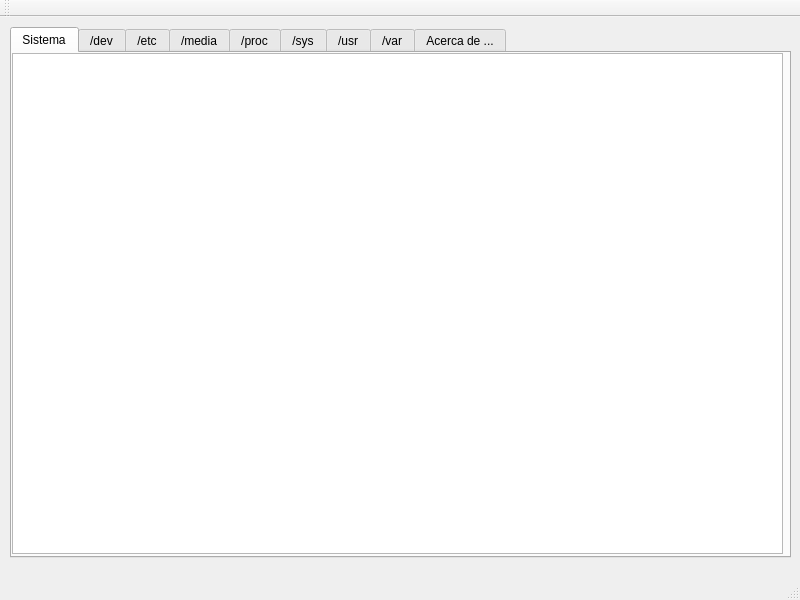
This is proyectos/Penserbjorne/MonitorSistema/MonitorSistema_Aplicacion/mainwindow.ui in gwolf/clase-sistop-2017-01 as Qt 5 draws it before an edit. The edited form follows.
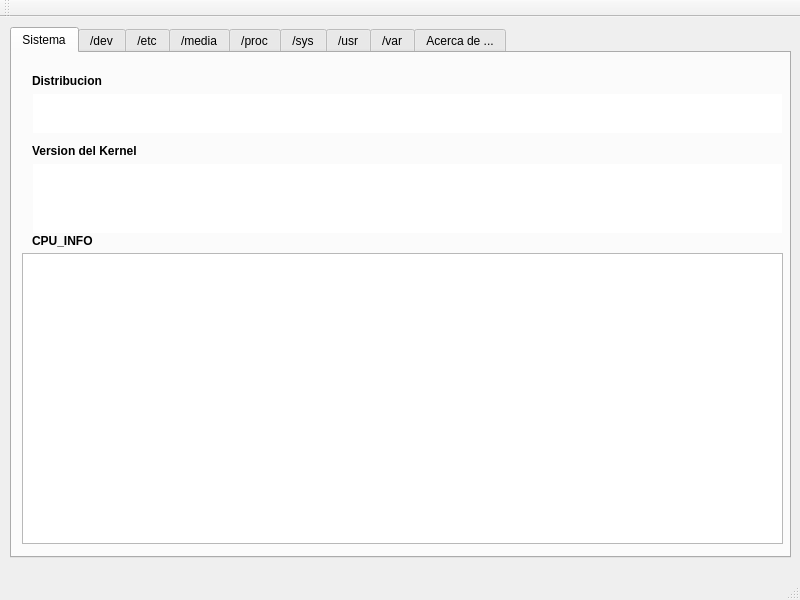
This is the edited form. The open tabs and pages were chosen to show the change. Icons and pictures are not drawn.

Commit message: Se consulta informacion de sistema (Version SO, version kernel, CPUINFO). No hay hilos.

```diff
--- a/proyectos/Penserbjorne/MonitorSistema/MonitorSistema_Aplicacion/mainwindow.ui
+++ b/proyectos/Penserbjorne/MonitorSistema/MonitorSistema_Aplicacion/mainwindow.ui
@@ -55,17 +55,237 @@
      <attribute name="title">
       <string>Sistema</string>
      </attribute>
-     <widget class="QPlainTextEdit" name="plainTextEditSistema">
+     <widget class="QLabel" name="lbl_distribucion">
       <property name="geometry">
        <rect>
-        <x>0</x>
-        <y>0</y>
-        <width>771</width>
-        <height>501</height>
+        <x>20</x>
+        <y>20</y>
+        <width>81</width>
+        <height>16</height>
        </rect>
       </property>
+      <property name="font">
+       <font>
+        <weight>75</weight>
+        <bold>true</bold>
+       </font>
+      </property>
+      <property name="text">
+       <string>Distribucion</string>
+      </property>
+     </widget>
+     <widget class="QLabel" name="lbl_versionKernel">
+      <property name="geometry">
+       <rect>
+        <x>20</x>
+        <y>90</y>
+        <width>131</width>
+        <height>16</height>
+       </rect>
+      </property>
+      <property name="font">
+       <font>
+        <weight>75</weight>
+        <bold>true</bold>
+       </font>
+      </property>
+      <property name="text">
+       <string>Version del Kernel</string>
+      </property>
+     </widget>
+     <widget class="QPlainTextEdit" name="txt_distribucion">
+      <property name="geometry">
+       <rect>
+        <x>20</x>
+        <y>40</y>
+        <width>751</width>
+        <height>41</height>
+       </rect>
+      </property>
+      <property name="palette">
+       <palette>
+        <active>
+         <colorrole role="Base">
+          <brush brushstyle="SolidPattern">
+           <color alpha="0">
+            <red>255</red>
+            <green>170</green>
+            <blue>0</blue>
+           </color>
+          </brush>
+         </colorrole>
+         <colorrole role="Window">
+          <brush brushstyle="SolidPattern">
+           <color alpha="0">
+            <red>239</red>
+            <green>235</green>
+            <blue>231</blue>
+           </color>
+          </brush>
+         </colorrole>
+        </active>
+        <inactive>
+         <colorrole role="Base">
+          <brush brushstyle="SolidPattern">
+           <color alpha="255">
+            <red>255</red>
+            <green>255</green>
+            <blue>255</blue>
+           </color>
+          </brush>
+         </colorrole>
+         <colorrole role="Window">
+          <brush brushstyle="SolidPattern">
+           <color alpha="0">
+            <red>239</red>
+            <green>235</green>
+            <blue>231</blue>
+           </color>
+          </brush>
+         </colorrole>
+        </inactive>
+        <disabled>
+         <colorrole role="Base">
+          <brush brushstyle="SolidPattern">
+           <color alpha="0">
+            <red>239</red>
+            <green>235</green>
+            <blue>231</blue>
+           </color>
+          </brush>
+         </colorrole>
+         <colorrole role="Window">
+          <brush brushstyle="SolidPattern">
+           <color alpha="0">
+            <red>239</red>
+            <green>235</green>
+            <blue>231</blue>
+           </color>
+          </brush>
+         </colorrole>
+        </disabled>
+       </palette>
+      </property>
+      <property name="autoFillBackground">
+       <bool>false</bool>
+      </property>
       <property name="readOnly">
        <bool>true</bool>
+      </property>
+      <property name="backgroundVisible">
+       <bool>false</bool>
+      </property>
+     </widget>
+     <widget class="QPlainTextEdit" name="txt_versionKernel">
+      <property name="geometry">
+       <rect>
+        <x>20</x>
+        <y>110</y>
+        <width>751</width>
+        <height>71</height>
+       </rect>
+      </property>
+      <property name="palette">
+       <palette>
+        <active>
+         <colorrole role="Base">
+          <brush brushstyle="SolidPattern">
+           <color alpha="0">
+            <red>255</red>
+            <green>170</green>
+            <blue>0</blue>
+           </color>
+          </brush>
+         </colorrole>
+         <colorrole role="Window">
+          <brush brushstyle="SolidPattern">
+           <color alpha="0">
+            <red>239</red>
+            <green>235</green>
+            <blue>231</blue>
+           </color>
+          </brush>
+         </colorrole>
+        </active>
+        <inactive>
+         <colorrole role="Base">
+          <brush brushstyle="SolidPattern">
+           <color alpha="255">
+            <red>255</red>
+            <green>255</green>
+            <blue>255</blue>
+           </color>
+          </brush>
+         </colorrole>
+         <colorrole role="Window">
+          <brush brushstyle="SolidPattern">
+           <color alpha="0">
+            <red>239</red>
+            <green>235</green>
+            <blue>231</blue>
+           </color>
+          </brush>
+         </colorrole>
+        </inactive>
+        <disabled>
+         <colorrole role="Base">
+          <brush brushstyle="SolidPattern">
+           <color alpha="0">
+            <red>239</red>
+            <green>235</green>
+            <blue>231</blue>
+           </color>
+          </brush>
+         </colorrole>
+         <colorrole role="Window">
+          <brush brushstyle="SolidPattern">
+           <color alpha="0">
+            <red>239</red>
+            <green>235</green>
+            <blue>231</blue>
+           </color>
+          </brush>
+         </colorrole>
+        </disabled>
+       </palette>
+      </property>
+      <property name="autoFillBackground">
+       <bool>false</bool>
+      </property>
+      <property name="readOnly">
+       <bool>true</bool>
+      </property>
+      <property name="backgroundVisible">
+       <bool>false</bool>
+      </property>
+     </widget>
+     <widget class="QTableView" name="tableView">
+      <property name="geometry">
+       <rect>
+        <x>10</x>
+        <y>200</y>
+        <width>761</width>
+        <height>291</height>
+       </rect>
+      </property>
+     </widget>
+     <widget class="QLabel" name="lbl_versionKernel_2">
+      <property name="geometry">
+       <rect>
+        <x>20</x>
+        <y>180</y>
+        <width>121</width>
+        <height>16</height>
+       </rect>
+      </property>
+      <property name="font">
+       <font>
+        <weight>75</weight>
+        <bold>true</bold>
+       </font>
+      </property>
+      <property name="text">
+       <string>CPU_INFO</string>
       </property>
      </widget>
     </widget>
```
Left out of the diff: 24 changed lines with no effect on the pictures. The commit also changes 8 other files.
